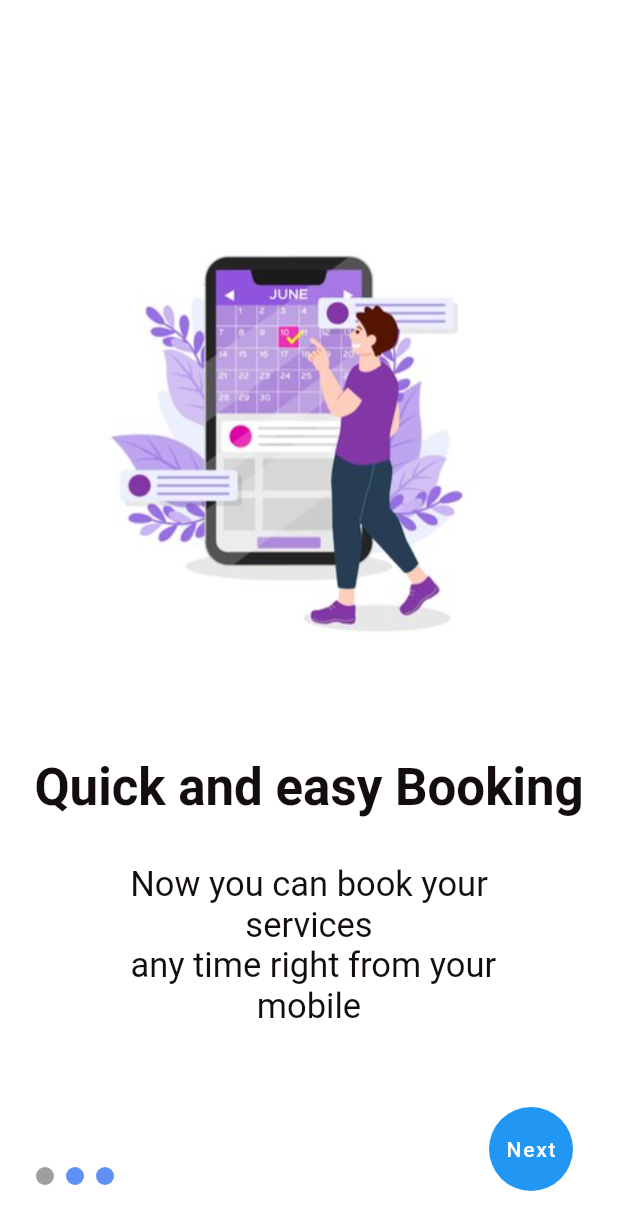
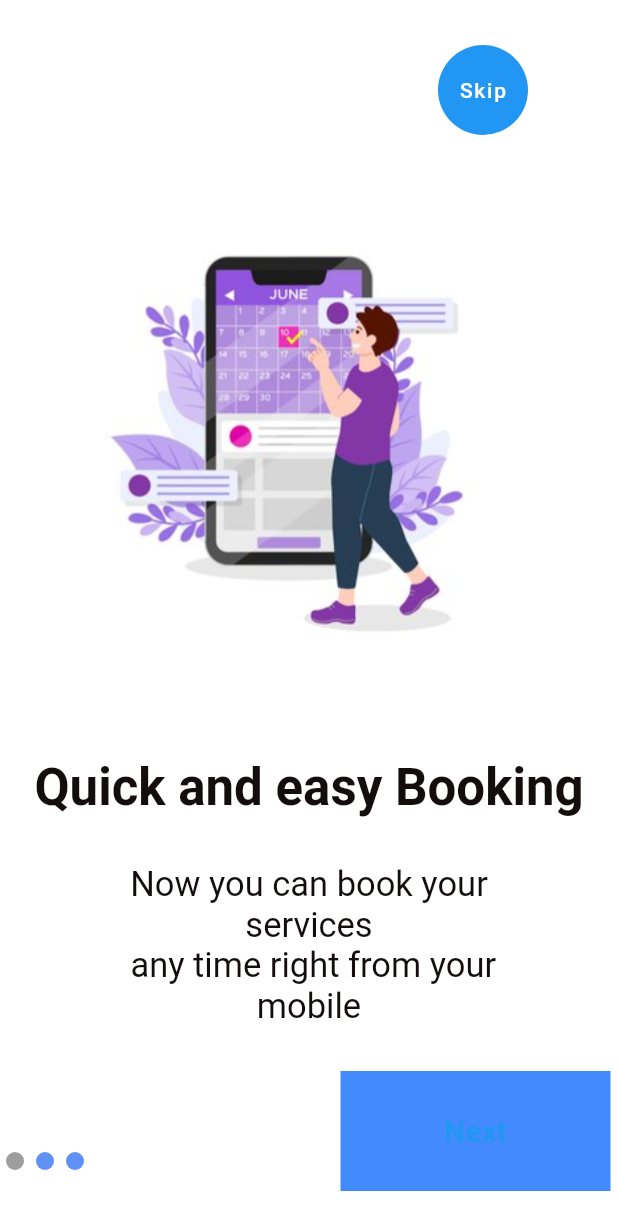
Before and after one commit to sewiiimirza/service_provider, a Flutter app: the screen it shows after launch, on a phone screen of 412 x 824 dp. Shown: the top 1230 px of the screen. Run offline on Flutter 3.47's test engine with Material 2 defaults, Android fonts, the phone set to English and light mode, and no system bars; our stand-ins replace animated_text_kit, firebase_core, fluttertoast, get; missing offline and left inert: firebase_core_web, firebase_database_web, firebase_storage_web, image_picker_for_web; accounts and stored records are empty.

Commit message:
jin commit

```diff
--- a/lib/pages/Onboarding/view.dart
+++ b/lib/pages/Onboarding/view.dart
@@ -53,9 +53,11 @@ class OnboardingView extends GetView <OnboardingController> {
                       );
 
         }),
+
         Positioned(
-                 bottom: 30,
-                   left: 20,
+                    bottom: 40,
+
+
                    child:Row(
                             children:List.generate(
                                 _controller.pages.length,
@@ -77,41 +79,51 @@ class OnboardingView extends GetView <OnboardingController> {
                           ),
     ),
                ),
+
+
+            Positioned(
+               right: 5,
+                bottom: 30,
+              child: Container(
+              height: 80,
+                width: 180,
+                decoration: BoxDecoration(color: Colors.blueAccent),
+                child:TextButton(
+                  onPressed:()=>
+                      _controller.forwardAction(),
+                  child: Text(_controller.isLastPage?'Start':'Next',style: TextStyle(fontSize:20,fontWeight: FontWeight.bold),),
+                )
+
+
+              ),
+            ),
+
+
+
             Positioned(
               right: 30,
-                bottom: 30,
-
+              top:30 ,
+             child: Container(
+                height: 60,
+                      width: 120,
                child:FloatingActionButton(
                 elevation: 0,
                 //splashColor: AppColors.secondaryColor,
-                  onPressed: ()=>_controller.forwardAction(),
-                    child:Obx((){
-                      return Text
-                    (_controller.isLastPage?' start':'Next');
+               onPressed:()=>
+               _controller.skipAction(),
+                child: Text('Skip',),
 
-                    }),
                 ),
              ),
-            // Positioned(
-            //   right: 30,
-            //   bottom: 30,
-            //
-            //   child:FloatingActionButton(
-            //     elevation: 0,
-            //     //splashColor: AppColors.secondaryColor,
-            //    onPressed: (
-            //        _controller.pages
-            //
-            //     ){},
-            //     child: Text('skip',),
-            //
-            //     ),
-            //   ),
+            ),
+
+
 
                    ]
                     ),
-                ),
-           );
+    ));
+
+
 
 
 
--- a/lib/pages/SignUp_Login/pages/sign_up_page.dart
+++ b/lib/pages/SignUp_Login/pages/sign_up_page.dart
@@ -8,8 +8,8 @@ import 'package:get/get_state_manager/src/simple/get_view.dart';
 import '../../../res/colors/color.dart';
 import '../controller.dart';
 
-class SignUpPage extends GetView<SignupLoginController> {
-  SignUpPage({Key? key}) : super(key: key);
+class CustomerSignUp extends GetView<SignupLoginController> {
+  CustomerSignUp({Key? key}) : super(key: key);
 
   final controller = Get.put<SignupLoginController>(SignupLoginController());
 @override
--- a/lib/pages/SignUp_Login/view.dart
+++ b/lib/pages/SignUp_Login/view.dart
@@ -35,7 +35,7 @@ class SignupLoginView extends GetView<SignupLoginController>{
                         child:Column(
                           crossAxisAlignment: CrossAxisAlignment.start,
                           children: [
-                            SignUpPage(),
+                            CustomerSignUp(),
                             Container(
                               padding: EdgeInsets.all(5),
                               height: 70,
```
Also changed, not shown: lib/pages/Onboarding/controller.dart (+8 -0 lines), lib/pages/SignUp_Login/pages/Service_provider_SignUp.dart (added, +140 -0 lines), lib/pages/Welcome/view.dart (+13 -11 lines), lib/res/component/sign_up_button.dart (added, +87 -0 lines). Lines whose indentation alone changed are shown as unchanged.
